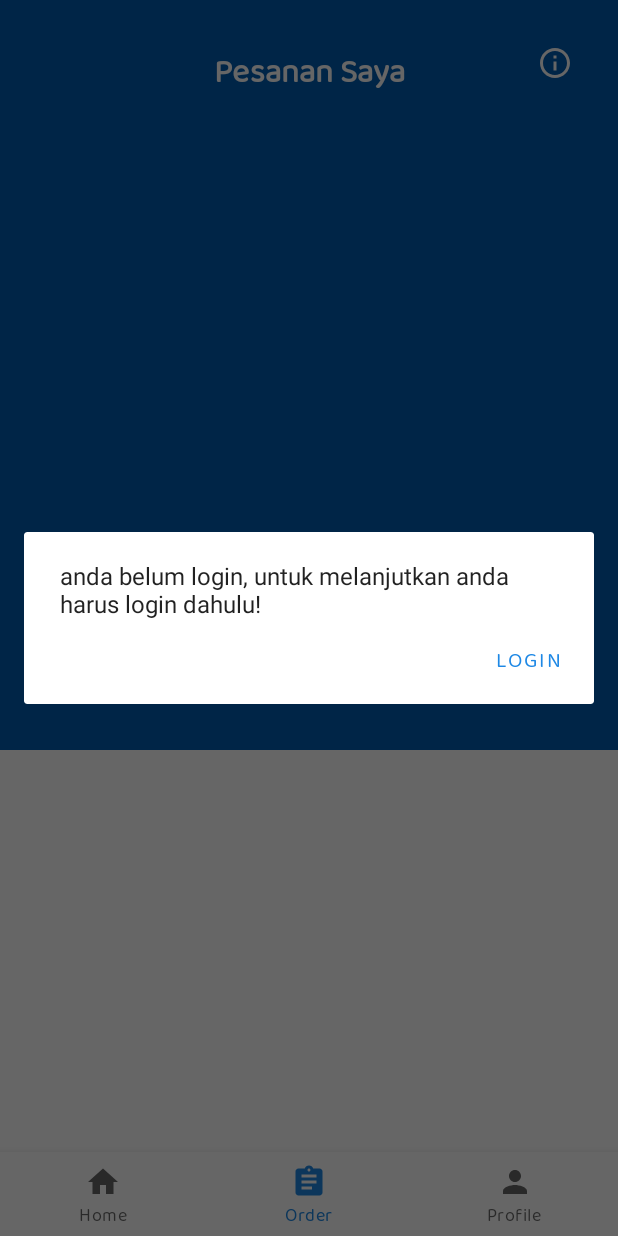
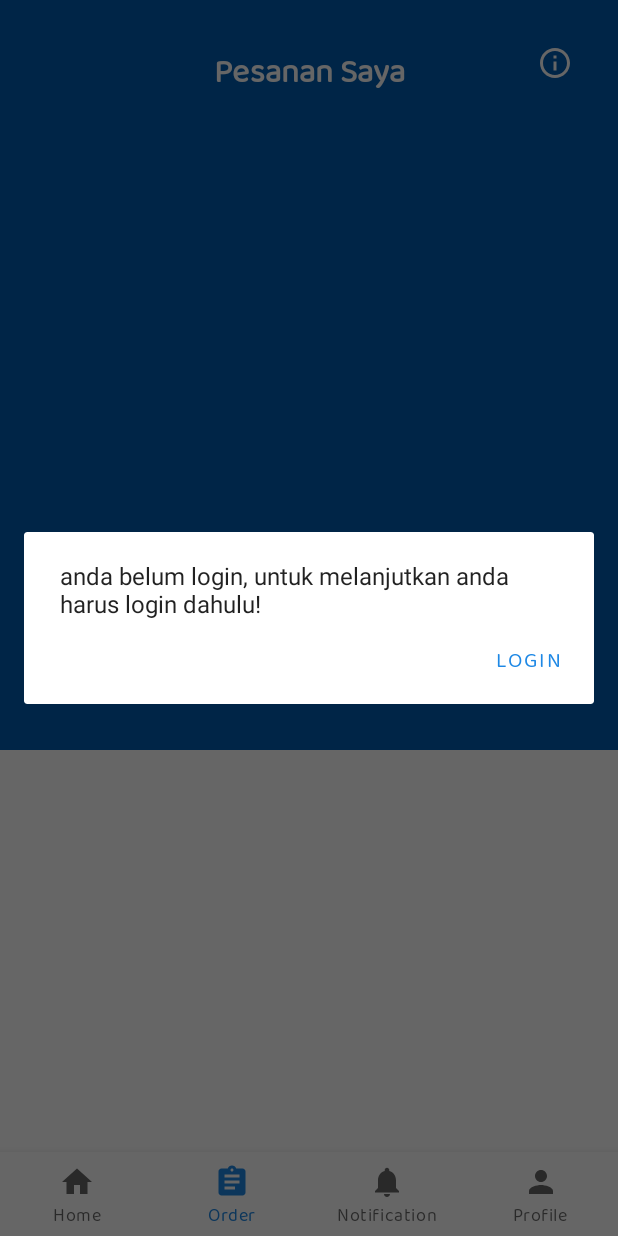
Before and after one commit to HelfanzaNanda/travelme-mobile, an Android app: the screen it shows after launch (MainActivity), item 2 of the bottom bar chosen, on a phone screen of 412 x 824 dp. Run offline under Robolectric (Android 15) with nearby library versions, the phone set to English and light mode, and no system bars; libraries missing offline, so code that uses them is left out: coil.api.load; plain views replace DiagonalView; pictures from the network do not load; 1 statement that could not run was skipped.

Commit message:
add notification

```diff
--- a/app/src/main/java/com/travelme/customer/BaseApp.kt
+++ b/app/src/main/java/com/travelme/customer/BaseApp.kt
@@ -7,6 +7,7 @@ import com.travelme.customer.activities.order_activity.OrderActivityViewModel
 import com.travelme.customer.activities.register_activity.RegisterViewModel
 import com.travelme.customer.fragments.home_fragment.HomeFragment
 import com.travelme.customer.fragments.home_fragment.HomeViewModel
+import com.travelme.customer.fragments.notification_fragment.NotificationViewModel
 import com.travelme.customer.fragments.order_fragment.OrderFragmentViewModel
 import com.travelme.customer.fragments.profile_fragment.ProfileViewModel
 import com.travelme.customer.repositories.DepartureRepository
@@ -48,4 +49,5 @@ val viewModelModules = module {
     viewModel { HomeViewModel(get()) }
     viewModel { OrderFragmentViewModel(get()) }
     viewModel { ProfileViewModel(get()) }
+    viewModel { NotificationViewModel(get()) }
 }
--- a/app/src/main/java/com/travelme/customer/models/Order.kt
+++ b/app/src/main/java/com/travelme/customer/models/Order.kt
@@ -23,6 +23,8 @@ data class Order(
     @SerializedName("lng_destination_point") var lng_destination_point : String? = null,
     @SerializedName("verify") var verify : String? = null,
     @SerializedName("status") var status : String? = null,
+    @SerializedName("arrived") var arrived : Boolean? = false,
+    @SerializedName("done") var done : Boolean? = false,
     @SerializedName("token") var snap : String? = null
 
 ) : Parcelable
--- a/app/src/main/java/com/travelme/customer/webservices/ApiClient.kt
+++ b/app/src/main/java/com/travelme/customer/webservices/ApiClient.kt
@@ -115,6 +115,16 @@ interface ApiService{
         @Field("status") status : String
     ) : Call<WrappedResponse<Order>>
 
+    @GET("order/arrived")
+    fun driverArriver(
+        @Header("Authorization") token : String
+    ) : Call<WrappedListResponse<Order>>
+
+    @GET("order/verify")
+    fun orderVerify(
+        @Header("Authorization") token : String
+    ) : Call<WrappedListResponse<Order>>
+
     @FormUrlEncoded
     @POST("snap")
     fun snap(
--- /dev/null
+++ b/app/src/main/res/drawable/ic_notifications.xml
@@ -0,0 +1,9 @@
+<vector xmlns:android="http://schemas.android.com/apk/res/android"
+        android:width="24dp"
+        android:height="24dp"
+        android:viewportWidth="24.0"
+        android:viewportHeight="24.0">
+    <path
+        android:fillColor="#FF000000"
+        android:pathData="M12,22c1.1,0 2,-0.9 2,-2h-4c0,1.1 0.89,2 2,2zM18,16v-5c0,-3.07 -1.64,-5.64 -4.5,-6.32L13.5,4c0,-0.83 -0.67,-1.5 -1.5,-1.5s-1.5,0.67 -1.5,1.5v0.68C7.63,5.36 6,7.92 6,11v5l-2,2v1h16v-1l-2,-2z"/>
+</vector>
--- a/app/src/main/res/menu/bottom_nav_menu.xml
+++ b/app/src/main/res/menu/bottom_nav_menu.xml
@@ -1,22 +1,29 @@
 <?xml version="1.0" encoding="utf-8"?>
-<menu xmlns:android="http://schemas.android.com/apk/res/android">
+<menu xmlns:tools="http://schemas.android.com/tools"
+    xmlns:android="http://schemas.android.com/apk/res/android">
 
     <item
-        android:iconTint="@color/colorSecondary"
         android:id="@+id/navigation_home"
         android:icon="@drawable/ic_home_black_24dp"
+        android:iconTint="@color/colorSecondary"
         android:title="@string/title_home" />
 
     <item
-        android:iconTint="@color/colorSecondary"
         android:id="@+id/navigation_order"
         android:icon="@drawable/ic_order"
+        android:iconTint="@color/colorSecondary"
         android:title="@string/title_order" />
 
     <item
+        android:id="@+id/navigation_notification"
+        android:icon="@drawable/ic_notifications"
         android:iconTint="@color/colorSecondary"
+        android:title="@string/title_notification" />
+
+    <item
         android:id="@+id/navigation_profile"
         android:icon="@drawable/ic_profile"
+        android:iconTint="@color/colorSecondary"
         android:title="@string/title_profile" />
 
 </menu>
--- a/app/src/main/res/navigation/mobile_navigation.xml
+++ b/app/src/main/res/navigation/mobile_navigation.xml
@@ -19,6 +19,12 @@
         tools:layout="@layout/fragment_order" />
 
     <fragment
+        android:id="@+id/navigation_notification"
+        android:name="com.travelme.customer.fragments.notification_fragment.NotificationFragment"
+        android:label="@string/title_notification"
+        tools:layout="@layout/fragment_notification" />
+
+    <fragment
         android:id="@+id/navigation_profile"
         android:name="com.travelme.customer.fragments.profile_fragment.ProfileFragment"
         android:label="@string/title_profile"
--- a/app/src/main/res/values/strings.xml
+++ b/app/src/main/res/values/strings.xml
@@ -20,6 +20,7 @@
     <string name="info_register">Register</string>
     <string name="tidak_ada_data">tidak ada data</string>
     <string name="info_app">info_app</string>
+    <string name="title_notification">Notification</string>
     <string-array name="prices">
         <item>Termurah</item>
         <item>Termahal</item>
```
Also changed, not shown: app/src/main/java/com/travelme/customer/activities/MainActivity.kt (+11 -2 lines), app/src/main/java/com/travelme/customer/adapters/NotificationAdapter.kt (added, +41 -0 lines), app/src/main/java/com/travelme/customer/fragments/notification_fragment/NotificationFragment.kt (added, +61 -0 lines), app/src/main/java/com/travelme/customer/fragments/notification_fragment/NotificationViewModel.kt (added, +42 -0 lines), app/src/main/java/com/travelme/customer/repositories/OrderRepository.kt (+46 -0 lines), app/src/main/res/layout/fragment_notification.xml (added, +67 -0 lines), app/src/main/res/layout/item_notification.xml (added, +32 -0 lines).
